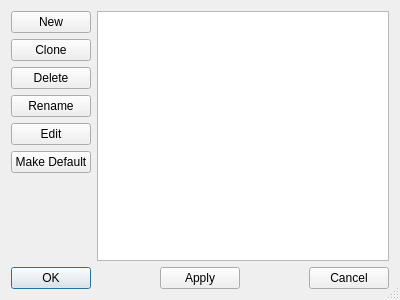
Before: the Qt Designer form mqt/MqtLogger/ScreenConfigManager.ui in Rsclub22/Minos2-Mirror, drawn with Qt 5.
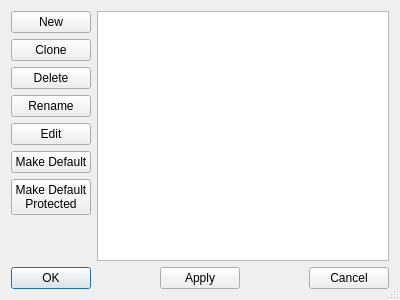
After: the same form once the commit is applied.

Commit message: Implement a preset screen layout for protected contests

What changed in the file:
```diff
--- a/mqt/MqtLogger/ScreenConfigManager.ui
+++ b/mqt/MqtLogger/ScreenConfigManager.ui
@@ -63,6 +63,14 @@
          </property>
         </widget>
        </item>
+       <item>
+        <widget class="QPushButton" name="protectedButton">
+         <property name="text">
+          <string>Make Default
+Protected</string>
+         </property>
+        </widget>
+       </item>
        <item>
         <spacer name="verticalSpacer">
          <property name="orientation">
```
The commit also changes 12 other files.
